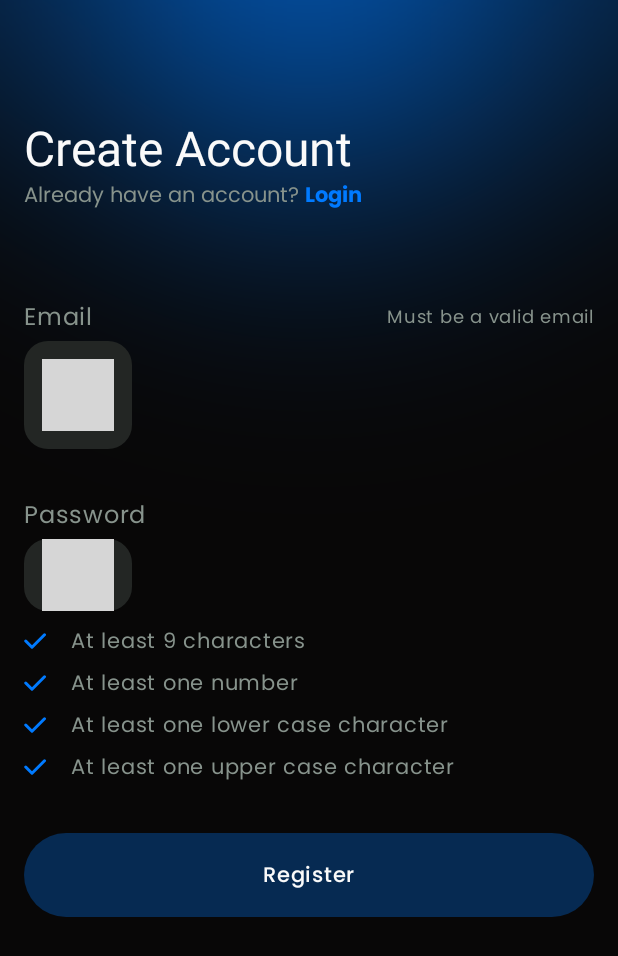
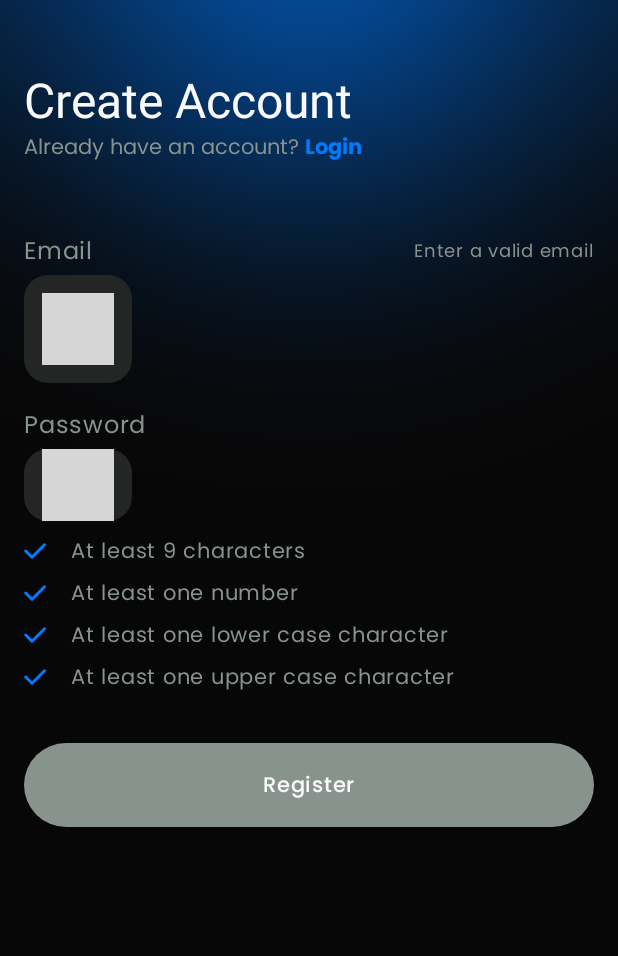
Before and after one commit to noliw/PacePal, an Android app built with Jetpack Compose: the @Preview function RegisterScreenRootScreenPreview, on a phone screen of 412 x 824 dp. Shown: the top 956 px of the screen. Run offline under Robolectric (Android 15) with nearby library versions, the phone set to English and light mode, and no system bars; 4 statements that could not run were skipped; grey boxes are pictures that could not be loaded.

Commit message:
fixing the register button issue

```diff
--- a/auth/presentation/src/main/java/com/nolawiworkineh/auth/presentation/register/RegisterScreen.kt
+++ b/auth/presentation/src/main/java/com/nolawiworkineh/auth/presentation/register/RegisterScreen.kt
@@ -84,7 +84,7 @@ private fun RegisterScreen(
                 .fillMaxSize() // **Fill Max Size**: Ensures the column takes up the full screen size.
                 .padding(horizontal = 16.dp) // **Horizontal Padding**: Adds padding on the left and right sides of the screen.
                 .padding(vertical = 32.dp) // **Vertical Padding**: Adds padding at the top and bottom of the screen.
-                .padding(top = 48.dp) // **Top Padding**: Adds additional padding at the top of the screen.
+                .padding(top = 16.dp) // **Top Padding**: Adds additional padding at the top of the screen.
         ) {
             // **Title Text**: Displays the "Create Account" title on the registration screen.
             Text(
@@ -134,7 +134,7 @@ private fun RegisterScreen(
                     }
                 }
             )
-            VerticalSpacer(height = 60)
+            VerticalSpacer(height = 48)
 
             // **PacePalTextField Composable**: A custom text field for email input.
             PacePalTextField(
@@ -144,12 +144,12 @@ private fun RegisterScreen(
                 hint = stringResource(id = R.string.example_email), // **Hint Text**: Provides a hint for what to enter in the text field.
                 title = stringResource(id = R.string.email), // **Title Text**: Labels the text field as "Email."
                 modifier = Modifier.fillMaxWidth(), // **Modifier**: Makes the text field occupy the full width of its container.
-                additionalInfo = stringResource(id = R.string.must_be_a_valid_email), // **Additional Info**: Shows additional guidance if the email is not valid.
+                additionalInfo = stringResource(id = R.string.enter_valid_email), // **Additional Info**: Shows additional guidance if the email is not valid.
                 keyboardType = KeyboardType.Email // **Keyboard Type**: Configures the keyboard to show email-specific characters.
             )
 
 // **Spacer Composable**: Adds vertical space between the email and password fields.
-            Spacer(modifier = Modifier.height(32.dp))
+            Spacer(modifier = Modifier.height(16.dp))
 
 // **PacePalPasswordTextField Composable**: A custom text field for password input.
             PacePalPasswordTextField(
--- a/auth/presentation/src/main/java/com/nolawiworkineh/auth/presentation/register/RegisterState.kt
+++ b/auth/presentation/src/main/java/com/nolawiworkineh/auth/presentation/register/RegisterState.kt
@@ -21,5 +21,5 @@ data class RegisterState(
     // **Registering State**: Indicates whether the app is currently registering the user.
     val isRegistering: Boolean = false,
     // **Can Register**: Indicates whether the user can proceed with registration.
-    val canRegister: Boolean = passwordValidationState.isValidPassword && !isRegistering
+    val canRegister: Boolean = false
 )
--- a/auth/presentation/src/main/res/values/strings.xml
+++ b/auth/presentation/src/main/res/values/strings.xml
@@ -10,11 +10,12 @@
     <string name="login">Login</string>
     <string name="example_email">email@test.com</string>
     <string name="email">Email</string>
-    <string name="must_be_a_valid_email">Must be a valid email</string>
+    <string name="must_be_a_valid_email">Valid email</string>
     <string name="password">Password</string>
     <string name="at_least_x_characters">At least %d characters</string>
     <string name="at_least_one_number">At least one number</string>
     <string name="contains_lowercase_char">At least one lower case character</string>
     <string name="contains_uppercase_char">At least one upper case character</string>
     <string name="register">Register</string>
+    <string name="enter_valid_email">Enter a valid email</string>
 </resources>
--- a/core/presentation/designsystem/src/main/java/com/nolawiworkineh/core/presentation/designsystem/components/PacePalTextField.kt
+++ b/core/presentation/designsystem/src/main/java/com/nolawiworkineh/core/presentation/designsystem/components/PacePalTextField.kt
@@ -215,7 +215,7 @@ fun PacePalTextField(
                             // **Description**: Omits content description for this icon.
                             contentDescription = null,
                             // **Icon Tint**: Uses a theme color for the icon.
-                            tint = MaterialTheme.colorScheme.onSurfaceVariant,
+                            tint = MaterialTheme.colorScheme.primary,
                             // **Icon Padding**: Adds padding around the end icon.
                             modifier = Modifier
                                 .padding(end = 8.dp)
```
Also changed, not shown: auth/presentation/src/main/java/com/nolawiworkineh/auth/presentation/register/RegisterViewModel.kt (+8 -2 lines).
